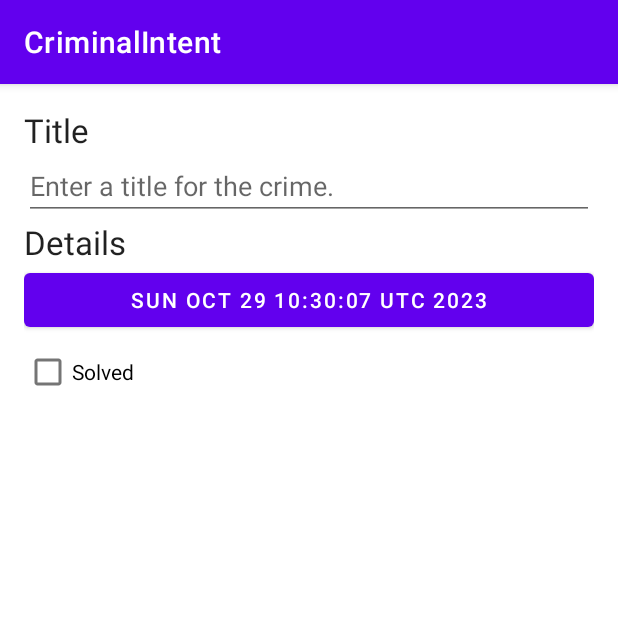
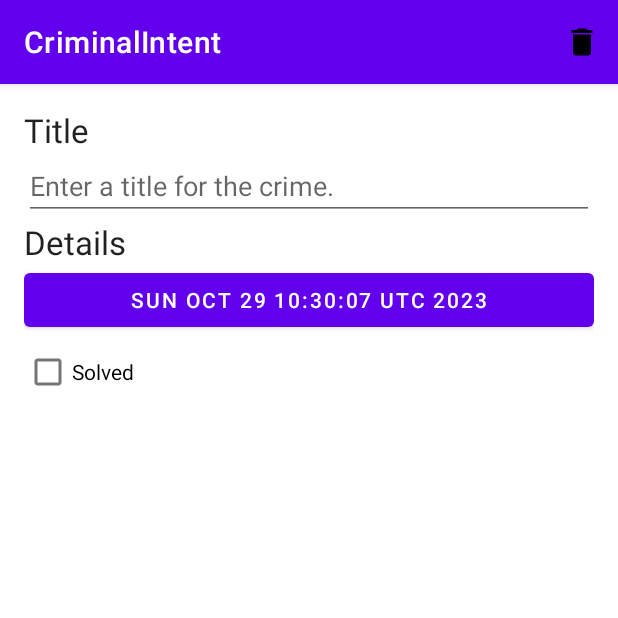
Before and after one commit to 1hella/Android-Kotlin-CriminalIntent, an Android app: the screen it shows after launch (MainActivity), after a tap on "ADD CRIME", on a phone screen of 412 x 824 dp, the top half of it. Run offline under Robolectric (Android 15) with nearby library versions, the phone set to English and light mode, and no system bars; our stand-ins replace Room's generated code.

Commit message:
Chapter 15 Challenge - delete crime

```diff
--- a/app/src/main/java/com/wanhella/criminalintent/CrimeDetailFragment.kt
+++ b/app/src/main/java/com/wanhella/criminalintent/CrimeDetailFragment.kt
@@ -2,6 +2,9 @@ package com.wanhella.criminalintent
 
 import android.os.Bundle
 import android.view.LayoutInflater
+import android.view.Menu
+import android.view.MenuInflater
+import android.view.MenuItem
 import android.view.View
 import android.view.ViewGroup
 import androidx.core.widget.doOnTextChanged
@@ -30,6 +33,11 @@ class CrimeDetailFragment: Fragment() {
 
     private val crimeDetailViewModel: CrimeDetailViewModel by viewModels {
         CrimeDetailViewModelFactory(args.crimeId)
+    }
+
+    override fun onCreate(savedInstanceState: Bundle?) {
+        super.onCreate(savedInstanceState)
+        setHasOptionsMenu(true)
     }
 
     override fun onCreateView(
@@ -80,6 +88,31 @@ class CrimeDetailFragment: Fragment() {
         _binding = null
     }
 
+    override fun onCreateOptionsMenu(menu: Menu, inflater: MenuInflater) {
+        super.onCreateOptionsMenu(menu, inflater)
+        inflater.inflate(R.menu.fragment_crime_detail, menu)
+    }
+
+    override fun onOptionsItemSelected(item: MenuItem): Boolean {
+        return when (item.itemId){
+            R.id.delete_crime -> {
+                deleteCrime()
+                true
+            }
+            else -> super.onOptionsItemSelected(item)
+        }
+    }
+
+    private fun deleteCrime() {
+        viewLifecycleOwner.lifecycleScope.launch {
+            crimeDetailViewModel.crime.value?.let {
+                crimeDetailViewModel.deleteCrime(it)
+                findNavController().popBackStack()
+            }
+
+        }
+    }
+
     private fun updateUI(crime: Crime) {
         binding.apply {
             if (crimeTitle.text.toString() != crime.title) {
--- a/app/src/main/java/com/wanhella/criminalintent/CrimeDetailViewModel.kt
+++ b/app/src/main/java/com/wanhella/criminalintent/CrimeDetailViewModel.kt
@@ -29,6 +29,11 @@ class CrimeDetailViewModel(crimeId: UUID) : ViewModel() {
         }
     }
 
+    suspend fun deleteCrime(crime: Crime) {
+        crimeRepository.deleteCrime(crime)
+        _crime.value = null
+    }
+
     override fun onCleared() {
         super.onCleared()
 
--- a/app/src/main/java/com/wanhella/criminalintent/database/CrimeDao.kt
+++ b/app/src/main/java/com/wanhella/criminalintent/database/CrimeDao.kt
@@ -1,6 +1,7 @@
 package com.wanhella.criminalintent.database
 
 import androidx.room.Dao
+import androidx.room.Delete
 import androidx.room.Insert
 import androidx.room.Query
 import androidx.room.Update
@@ -21,4 +22,7 @@ interface CrimeDao {
 
     @Insert
     suspend fun addCrime(crime: Crime)
+
+    @Delete
+    suspend fun deleteCrime(crime: Crime)
 }
--- a/app/src/main/java/com/wanhella/criminalintent/database/CrimeRepository.kt
+++ b/app/src/main/java/com/wanhella/criminalintent/database/CrimeRepository.kt
@@ -37,6 +37,10 @@ class CrimeRepository private constructor(
         database.crimeDao().addCrime(crime)
     }
 
+    suspend fun deleteCrime(crime: Crime) {
+        database.crimeDao().deleteCrime(crime)
+    }
+
     companion object {
         private var INSTANCE: CrimeRepository? = null
 
--- /dev/null
+++ b/app/src/main/res/drawable/ic_menu_delete.xml
@@ -0,0 +1,5 @@
+<vector android:height="24dp" android:tint="#000000"
+    android:viewportHeight="24" android:viewportWidth="24"
+    android:width="24dp" xmlns:android="http://schemas.android.com/apk/res/android">
+    <path android:fillColor="@android:color/white" android:pathData="M6,19c0,1.1 0.9,2 2,2h8c1.1,0 2,-0.9 2,-2V7H6v12zM19,4h-3.5l-1,-1h-5l-1,1H5v2h14V4z"/>
+</vector>
--- /dev/null
+++ b/app/src/main/res/menu/fragment_crime_detail.xml
@@ -0,0 +1,10 @@
+<?xml version="1.0" encoding="utf-8"?>
+<menu
+    xmlns:android="http://schemas.android.com/apk/res/android"
+    xmlns:app="http://schemas.android.com/apk/res-auto">
+    <item
+        android:id="@+id/delete_crime"
+        android:title="@string/menu_delete"
+        android:icon="@drawable/ic_menu_delete"
+        app:showAsAction="ifRoom|withText" />
+</menu>
--- a/app/src/main/res/values/strings.xml
+++ b/app/src/main/res/values/strings.xml
@@ -7,4 +7,5 @@
     <string name="new_crime">New Crime</string>
     <string name="no_crimes_textview">No crimes reported</string>
     <string name="add_crime_button">Add Crime</string>
+    <string name="menu_delete">Delete</string>
 </resources>
```
